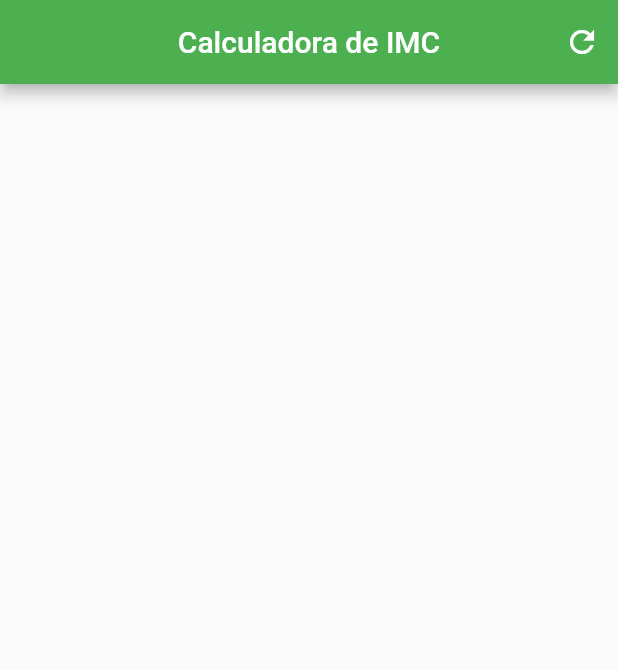
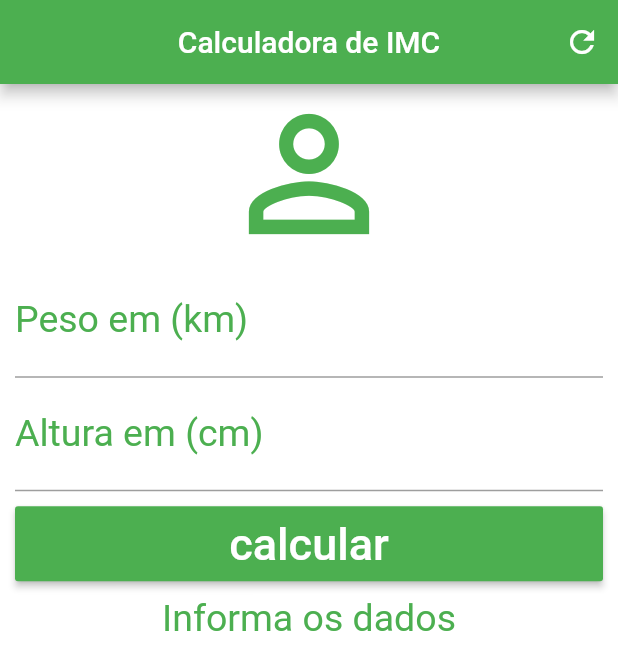
Before and after one commit to diogoo9/flutter-imc, a Flutter app: the screen it shows after launch, after a tap on the "refresh" icon, on a phone screen of 412 x 824 dp. Shown: the top 670 px of the screen. Run offline on Flutter 3.47's test engine with Material 2 defaults, Android fonts, the phone set to English and light mode, and no system bars.

Commit message:
calculando imc

```diff
--- a/lib/main.dart
+++ b/lib/main.dart
@@ -1,4 +1,5 @@
 import 'package:flutter/material.dart';
+
 
  void main(){
   runApp(MaterialApp(
@@ -11,6 +12,40 @@ import 'package:flutter/material.dart';
  }
 
  class _homeState extends State<home> {
+
+   TextEditingController weightController = TextEditingController();
+   TextEditingController heightController = TextEditingController();
+   String _infoText = "Informa os dados";
+
+   void _resetFields(){
+     weightController.text = "";
+     heightController.text = "";
+    setState(() {
+      _infoText = "Informa os dados";
+    });
+
+   }
+
+   void _calculate(){
+     setState(() {
+       double weight = double.parse(weightController.text);
+       double height = double.parse(heightController.text)/100;
+       double imc = weight / (height * height);
+       print(imc);
+       if(imc < 18.6){
+         _infoText = "Abaixo do peso (${imc.toStringAsPrecision(3)})";
+       }else if(imc >= 18.6 && imc < 24.9){
+         _infoText = "Peso ideal (${imc.toStringAsPrecision(3)})";
+       }else if(imc >= 24.9 && imc < 29.9){
+         _infoText = "Levemente acima do peso (${imc.toStringAsPrecision(3)})";
+       }else if(imc >= 29.9 && imc < 34.9){
+         _infoText = "Obesidade Grau I (${imc.toStringAsPrecision(3)})";
+       }else if(imc >= 40){
+         _infoText = "Obesidade Grau II (${imc.toStringAsPrecision(3)})";
+       }
+     });
+   }
+
    @override
    Widget build(BuildContext context) {
      return Scaffold(
@@ -21,9 +56,58 @@ import 'package:flutter/material.dart';
          actions: <Widget>[
            IconButton(
              icon: Icon(Icons.refresh),
-             onPressed: (){},
+             onPressed: _resetFields,
            )
          ],
+       ),
+       backgroundColor: Colors.white,
+       body: SingleChildScrollView(
+         padding: EdgeInsets.fromLTRB(10.0, 0.0, 10.0, 0.0),
+        child: Column(
+          crossAxisAlignment: CrossAxisAlignment.stretch,
+          children: <Widget>[
+            Icon(Icons.person_outline,
+              size: 120.0,color:
+              Colors.green,),
+            TextField(keyboardType: TextInputType.number,
+              decoration: InputDecoration(
+                  labelText: "Peso em (km)",
+                  labelStyle: TextStyle(color: Colors.green)
+              ),
+              textAlign: TextAlign.center,
+              style: TextStyle(color: Colors.green, fontSize: 25.0),
+              controller: weightController,
+            ),
+            TextField(
+              keyboardType: TextInputType.number,
+              decoration: InputDecoration(
+                  labelText: "Altura em (cm)",
+                  labelStyle: TextStyle(color: Colors.green)
+              ),
+              textAlign: TextAlign.center,
+              style: TextStyle(color: Colors.green, fontSize: 25.0),
+              controller: heightController,
+            ),
+            Padding(
+              padding: EdgeInsets.only(top: 10.0, bottom: 10.0),
+              child: Container(
+                height: 50.0,
+                child: RaisedButton(
+                  color: Colors.green,
+                  onPressed: _calculate,
+                  child: Text("calcular",
+                    style: TextStyle(color: Colors.white, fontSize: 30),
+                  ),
+                ),
+              ),
+            ),
+            Text(
+              _infoText,
+            textAlign: TextAlign.center,
+            style: TextStyle(color: Colors.green, fontSize: 25),
+            )
+         ],
+        ),
        ),
      );
    }
```
